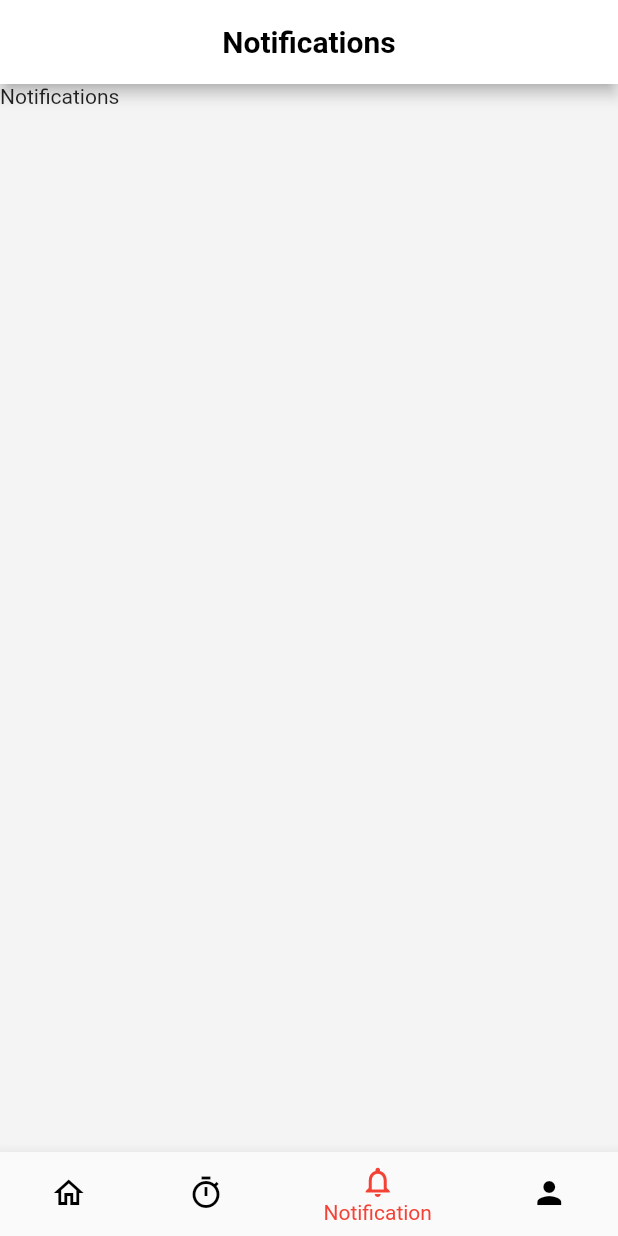
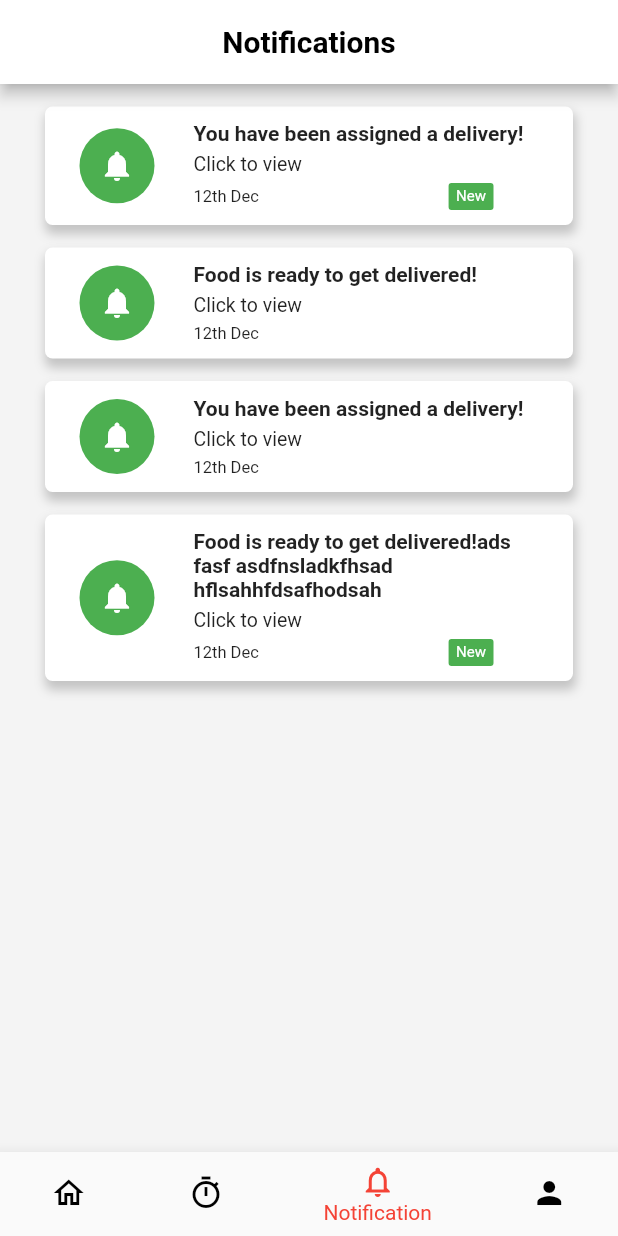
Before and after one commit to Yogesh070/myFirstFlutterApp, a Flutter app: the screen it shows after launch, item 3 of the bottom bar chosen, on a phone screen of 412 x 824 dp. Run offline on Flutter 3.47's test engine with Material 2 defaults, Android fonts, the phone set to English and light mode, and no system bars; our stand-ins replace flutter_svg.

Commit message:
notification page widgets

```diff
--- a/lib/screens/my_home_page.dart
+++ b/lib/screens/my_home_page.dart
@@ -1,6 +1,8 @@
 import 'package:flutter/material.dart';
+import 'package:myapp/screens/home/homepage.dart';
 import 'profile/profile_page.dart';
 import 'order/order_details.dart';
+import 'notification/notification_page.dart';
 
 class HomePage extends StatefulWidget {
   @override
@@ -10,11 +12,9 @@ class HomePage extends StatefulWidget {
 class _HomePageState extends State<HomePage> {
   int _selectedIndex = 1;
   static List<Widget> _widgetOptions = <Widget>[
-    Text(
-      'Index 0: Home',
-    ),
+    Homepage(),
     Order(),
-    Text("Notifications"),
+    NotificationPage(),
     ProfilePage(),
   ];
   List _titles = ["Home", "Order Details", "Notifications", "Profile"];
--- /dev/null
+++ b/lib/screens/notification/notification_card.dart
@@ -0,0 +1,89 @@
+import 'package:flutter/material.dart';
+import 'notification_status.dart';
+
+class NotificationCard extends StatefulWidget {
+  final String _title;
+  final bool _status;
+  NotificationCard(this._title, this._status);
+  @override
+  _NotificationCardState createState() => _NotificationCardState();
+}
+
+class _NotificationCardState extends State<NotificationCard> {
+  @override
+  Widget build(BuildContext context) {
+    return Container(
+      // height: 80.0,
+      // height: double.infinity,
+      constraints: BoxConstraints(minHeight: 70.0),
+      margin: EdgeInsets.fromLTRB(30.0, 15.0, 30.0, 0),
+      padding: EdgeInsets.all(10.0),
+      decoration: BoxDecoration(
+          borderRadius: BorderRadius.circular(5),
+          color: Colors.white,
+          boxShadow: [
+            BoxShadow(
+              offset: Offset(1, 5.0),
+              color: Color(0X33000000),
+              blurRadius: 5.0,
+              spreadRadius: 1.0,
+            )
+          ]),
+      child: Row(
+        mainAxisAlignment: MainAxisAlignment.spaceAround,
+        crossAxisAlignment: CrossAxisAlignment.center,
+        children: [
+          Container(
+            height: 50.0,
+            width: 50.0,
+            decoration: BoxDecoration(
+              borderRadius: BorderRadius.circular(50.0),
+              color: Colors.green,
+            ),
+            child: Icon(
+              Icons.notifications,
+              color: Colors.white,
+            ),
+          ),
+          Container(
+            width: 230.0,
+            child: Column(
+              crossAxisAlignment: CrossAxisAlignment.start,
+              mainAxisAlignment: MainAxisAlignment.spaceBetween,
+              children: [
+                Text(
+                  widget._title,
+                  style: TextStyle(fontWeight: FontWeight.w600),
+                ),
+                SizedBox(height: 5.0),
+                Text(
+                  "Click to view",
+                  style: TextStyle(fontSize: 13.0),
+                ),
+                SizedBox(height: 5.0),
+                Container(
+                  width: 200.0,
+                  child: Row(
+                    mainAxisAlignment: MainAxisAlignment.spaceBetween,
+                    children: [
+                      Text(
+                        "12th Dec",
+                        style: TextStyle(fontSize: 11.0),
+                      ),
+                      widget._status
+                          ? NotificationStatus()
+                          : Container(
+                              height: 0,
+                              width: 0,
+                            ),
+                    ],
+                  ),
+                )
+              ],
+            ),
+          )
+        ],
+      ),
+    );
+  }
+}
--- /dev/null
+++ b/lib/screens/notification/notification_page.dart
@@ -0,0 +1,23 @@
+import 'package:flutter/material.dart';
+import 'notification_card.dart';
+
+class NotificationPage extends StatefulWidget {
+  @override
+  _NotificationPageState createState() => _NotificationPageState();
+}
+
+class _NotificationPageState extends State<NotificationPage> {
+  @override
+  Widget build(BuildContext context) {
+    return ListView(
+      children: [
+        NotificationCard("You have been assigned a delivery!", true),
+        NotificationCard("Food is ready to get delivered!", false),
+        NotificationCard("You have been assigned a delivery!", false),
+        NotificationCard(
+            "Food is ready to get delivered!ads fasf asdfnsladkfhsad hflsahhfdsafhodsah",
+            true),
+      ],
+    );
+  }
+}
--- /dev/null
+++ b/lib/screens/notification/notification_status.dart
@@ -0,0 +1,24 @@
+import 'package:flutter/material.dart';
+
+class NotificationStatus extends StatelessWidget {
+  @override
+  Widget build(BuildContext context) {
+    return Container(
+      // color: Colors.green,
+      padding: EdgeInsets.symmetric(horizontal: 5.0, vertical: 3.0),
+      decoration: BoxDecoration(
+        borderRadius: BorderRadius.circular(2),
+        color: Colors.green,
+      ),
+      child: Column(
+        children: [
+          Text(
+            "New",
+            style: TextStyle(
+                color: Colors.white, fontSize: 10, fontWeight: FontWeight.w400),
+          ),
+        ],
+      ),
+    );
+  }
+}
```
